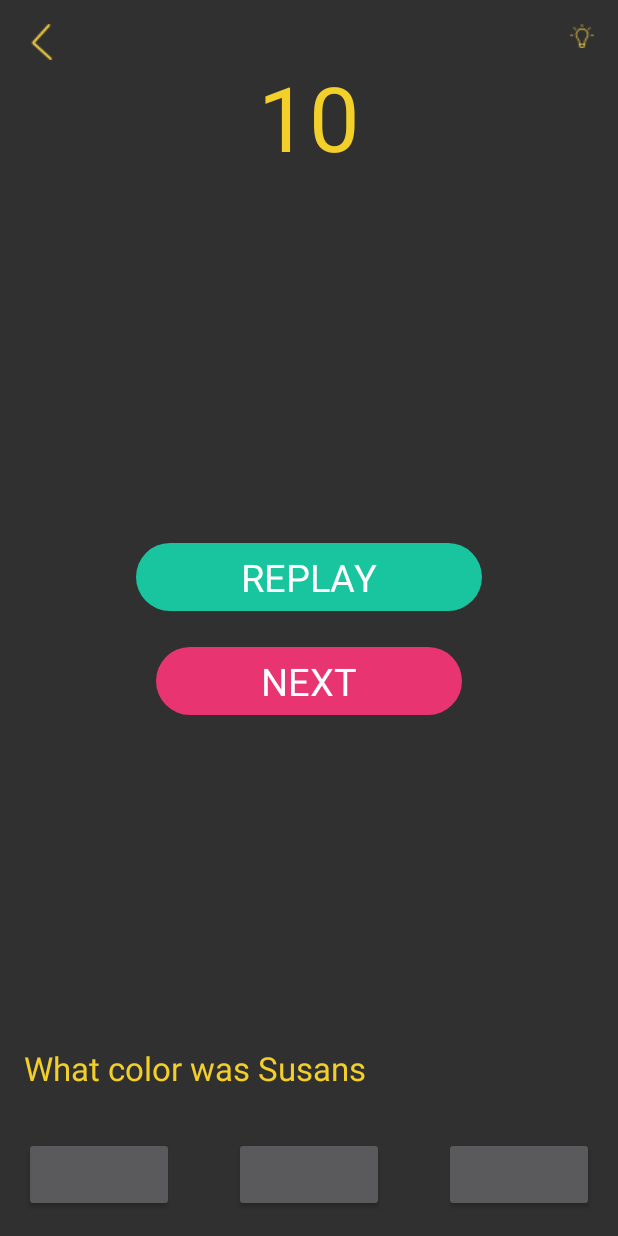
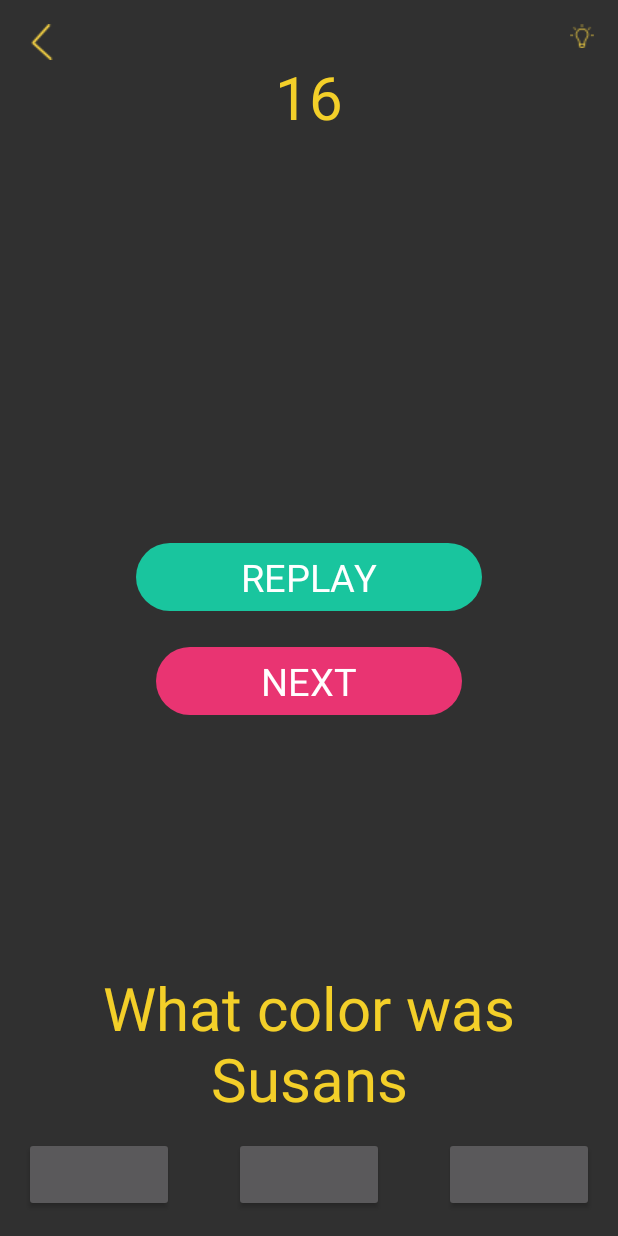
Before and after one commit to meyerjac/enhance-Memory, an Android app: the layout activity_s1_l1.xml on its own in the app's theme, with its tools: preview values and no code run, on a phone screen of 412 x 824 dp. Run offline under Robolectric (Android 15) with nearby library versions, the phone set to English and light mode, and no system bars; Roboto replaces fonts that are not available here.

Commit message:
questions one works, still need point animation

```diff
--- a/app/src/main/res/layout/activity_s1_l1.xml
+++ b/app/src/main/res/layout/activity_s1_l1.xml
@@ -51,18 +51,6 @@
         android:layout_centerHorizontal="true"
         android:layout_marginTop="30dp"
         android:id="@+id/questionTextView" />
-
-    <TextView
-        android:text="@string/s1l1_question_answer"
-        android:layout_width="wrap_content"
-        android:layout_height="wrap_content"
-        android:textColor="@color/colorYellowish"
-        android:textSize="22dp"
-        android:layout_alignParentBottom="true"
-        android:layout_alignParentLeft="true"
-        android:layout_alignParentStart="true"
-        android:layout_marginBottom="81dp"
-        android:id="@+id/answerQuestionTextView" />
 
     <RelativeLayout
         android:layout_width="match_parent"
@@ -143,14 +131,15 @@
             android:layout_below="@+id/replay"
             android:layout_centerHorizontal="true"
             android:layout_marginTop="24dp" />
+
     </RelativeLayout>
 
     <TextView
-        android:text="10"
+        android:text="16"
         android:layout_width="wrap_content"
         android:layout_height="wrap_content"
         android:id="@+id/coundownTimerTextView"
-        android:textSize="60dp"
+        android:textSize="40dp"
         android:textColor="@color/colorYellowish"
         android:layout_below="@+id/relativeLayout2"
         android:layout_centerHorizontal="true" />
@@ -172,4 +161,17 @@
         android:layout_alignTop="@+id/questionTextView"
         android:visibility="invisible"
         android:layout_centerHorizontal="true" />
+
+    <TextView
+        android:text="@string/s1l1_question_answer"
+        android:layout_width="wrap_content"
+        android:layout_height="wrap_content"
+        android:textColor="@color/colorYellowish"
+        android:textSize="40dp"
+        android:gravity="center"
+        android:id="@+id/answerQuestionTextView"
+        android:layout_above="@+id/buttonLayout"
+        android:layout_alignParentLeft="true"
+        android:layout_alignParentStart="true"
+        android:layout_marginBottom="12dp" />
 </RelativeLayout>
```
Also changed, not shown: app/src/main/java/jacksonmeyer/com/memoryenhancement/MainActivity.java (+4 -6 lines), app/src/main/java/jacksonmeyer/com/memoryenhancement/Stage1/S1L1.java (+38 -25 lines), app/src/main/java/jacksonmeyer/com/memoryenhancement/StageOneActivity.java (+8 -8 lines).
